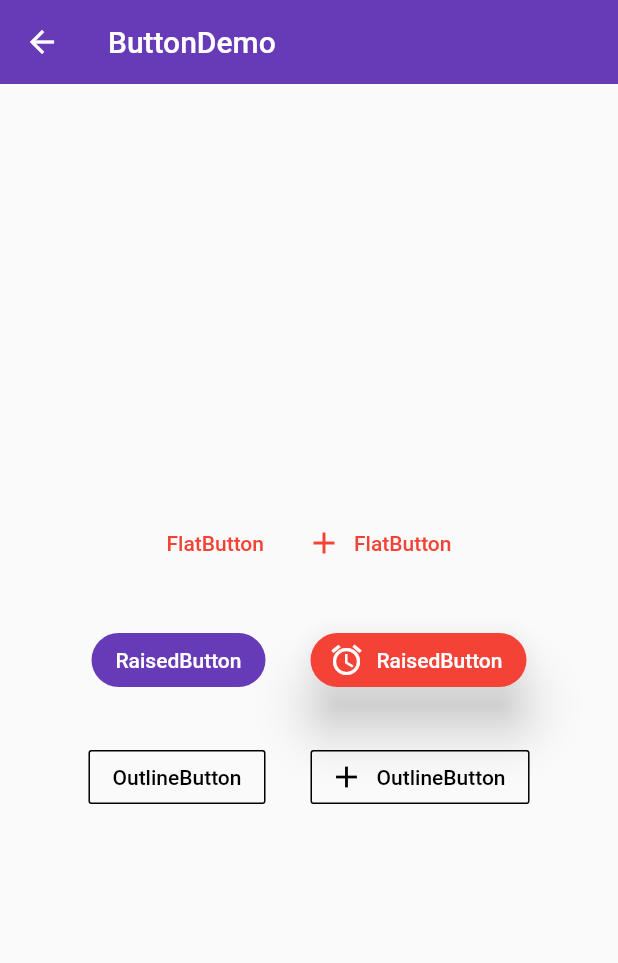
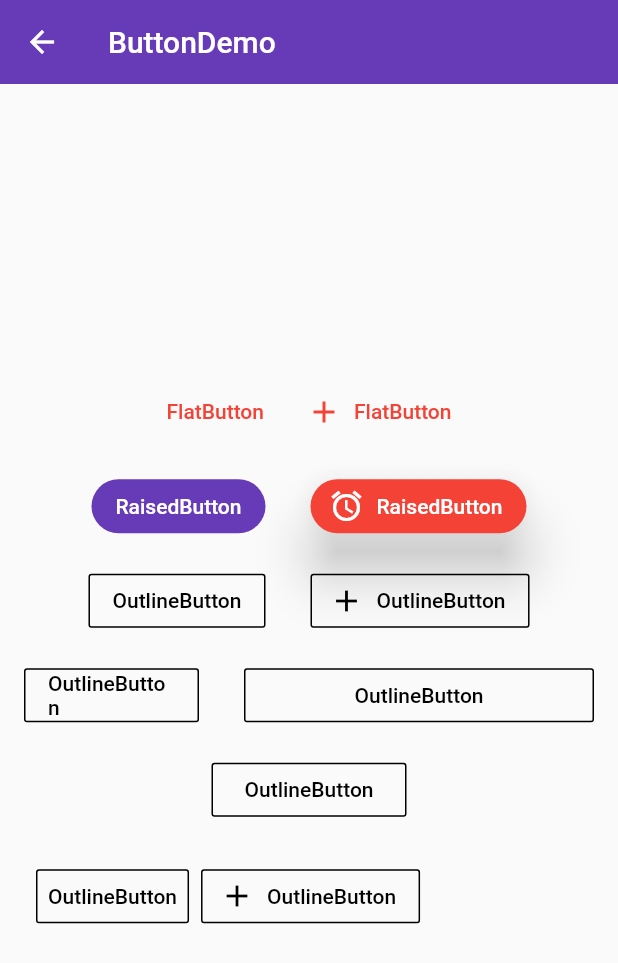
Before and after one commit to zwna/flutter, a Flutter app: the screen it shows after launch, after a tap on "Button", on a phone screen of 412 x 824 dp. Shown: the top 963 px of the screen. Run offline on Flutter 3.47's test engine with Material 2 defaults, Android fonts, the light colour scheme and no system bars.

Commit message:
常用组件的使用

```diff
--- /dev/null
+++ b/lib/demo/button_demo.dart
@@ -0,0 +1,260 @@
+import 'package:flutter/material.dart';
+
+class ButtonDemo extends StatelessWidget {
+
+  @override
+  Widget build(BuildContext context) {
+
+    final Widget flatButtonDemo = Row(
+      mainAxisAlignment: MainAxisAlignment.center,
+      children: <Widget>[
+        FlatButton(
+          onPressed: (){
+
+          },
+          child: Text(
+            'FlatButton',
+          ),
+          splashColor: Colors.yellow,
+          textColor: Theme.of(context).accentColor,
+        ),
+        FlatButton.icon(
+          onPressed: (){
+
+          },
+          icon: Icon(Icons.add),
+          label: Text(
+            'FlatButton',
+          ),
+          splashColor: Colors.yellow,
+          textColor: Theme.of(context).accentColor,
+        )
+      ],
+    );
+
+    final Widget raisedButtonDemo =  Row(
+      mainAxisAlignment: MainAxisAlignment.center,
+      children: <Widget>[
+        Theme(
+            data: Theme.of(context).copyWith(
+              buttonColor: Colors.blue,
+              buttonTheme: ButtonThemeData(
+                textTheme: ButtonTextTheme.normal,
+//                 shape: BeveledRectangleBorder(
+//                   borderRadius: BorderRadius.circular(10.0),
+//                 )
+                shape: StadiumBorder(),
+              ),
+            ),
+            child: RaisedButton(
+              onPressed: (){
+
+              },
+              child: Text(
+                'RaisedButton',
+              ),
+              splashColor: Colors.yellow,
+//          textColor: Colors.white,
+              elevation: 0.0,
+//          color: Theme.of(context).accentColor,
+              textTheme: ButtonTextTheme.primary,
+            )),
+        SizedBox(width:30.0,height:48.0),
+        RaisedButton.icon(
+          onPressed: (){
+            debugPrint("我被点击了！！！！");
+          },
+          icon: Icon(Icons.access_alarms),
+          label: Text(
+            'RaisedButton',
+          ),
+          splashColor: Colors.yellow,
+          textColor: Colors.white,
+          color: Theme.of(context).accentColor,
+          elevation: 15.0,
+          shape: StadiumBorder(),
+        )
+      ],
+    );
+
+
+    final Widget outlineButtonDemo = Row(
+      mainAxisAlignment: MainAxisAlignment.center,
+      children: <Widget>[
+        OutlineButton(
+          onPressed: (){
+
+          },
+          borderSide: BorderSide(
+            color: Colors.black,
+          ),
+          child: Text(
+            'OutlineButton',
+          ),
+          splashColor: Colors.yellow,
+          highlightedBorderColor: Colors.amber,
+          textColor: Colors.black,
+        ),
+        SizedBox(width: 30.0),
+        OutlineButton.icon(
+          onPressed: (){
+
+          },
+          icon: Icon(Icons.add),
+          label: Text(
+            'OutlineButton',
+          ),
+          borderSide: BorderSide(
+            color: Colors.black,
+          ),
+          splashColor: Colors.yellow,
+          highlightedBorderColor: Colors.amber,
+          textColor: Colors.black,
+        )
+      ],
+    );
+
+    final fixedWidthButtonDemo =  Row(
+      mainAxisAlignment: MainAxisAlignment.center,
+      children: <Widget>[
+        Container(
+          width: 130,
+          child:
+          OutlineButton(
+            onPressed: (){
+
+            },
+            borderSide: BorderSide(
+              color: Colors.black,
+            ),
+            child: Text(
+              'OutlineButton',
+            ),
+            splashColor: Colors.yellow,
+            highlightedBorderColor: Colors.amber,
+            textColor: Colors.black,
+          ),
+        ),
+      ],
+    );
+
+    final Widget expandedButtonDemo = Row(
+      mainAxisAlignment: MainAxisAlignment.center,
+      children: <Widget>[
+        Expanded(
+            child: Container(
+              width: 130,
+              child:
+              OutlineButton(
+                onPressed: (){
+                },
+                borderSide: BorderSide(
+                  color: Colors.black,
+                ),
+                child: Text(
+                  'OutlineButton',
+                ),
+                splashColor: Colors.yellow,
+                highlightedBorderColor: Colors.amber,
+                textColor: Colors.black,
+              ),
+            )
+        ),
+        SizedBox(width:30.0),
+        Expanded(
+            flex: 2,
+            child: Container(
+              width: 130,
+              child:
+              OutlineButton(
+                onPressed: (){
+                },
+                borderSide: BorderSide(
+                  color: Colors.black,
+                ),
+                child: Text(
+                  'OutlineButton',
+                ),
+                splashColor: Colors.yellow,
+                highlightedBorderColor: Colors.amber,
+                textColor: Colors.black,
+              ),
+            )
+        ),
+      ],
+    );
+
+    final buttonBarDemo = Row(
+      children: <Widget>[
+        Theme(
+          data: Theme.of(context).copyWith(
+              buttonTheme: ButtonThemeData(
+                  padding: EdgeInsets.symmetric(horizontal: 20.0)
+              )
+          ),
+          child:  ButtonBar(
+            children: <Widget>[
+              OutlineButton(
+                onPressed: (){
+
+                },
+                borderSide: BorderSide(
+                  color: Colors.black,
+                ),
+                child: Text(
+                  'OutlineButton',
+                ),
+                splashColor: Colors.yellow,
+                highlightedBorderColor: Colors.amber,
+                textColor: Colors.black,
+              ),
+              OutlineButton.icon(
+                onPressed: (){
+
+                },
+                icon: Icon(Icons.add),
+                label: Text(
+                  'OutlineButton',
+                ),
+                borderSide: BorderSide(
+                  color: Colors.black,
+                ),
+                splashColor: Colors.yellow,
+                highlightedBorderColor: Colors.amber,
+                textColor: Colors.black,
+              )
+            ],
+          ),
+        ),
+      ],
+    );
+
+    return Scaffold(
+      appBar: AppBar(
+        title: Text(
+          'ButtonDemo',
+        ),
+        elevation: 0.0,
+      ),
+      body: Container(
+        padding: EdgeInsets.all(16.0),
+        child: Column(
+          mainAxisAlignment: MainAxisAlignment.center,
+          children: <Widget>[
+            flatButtonDemo,
+            SizedBox(height: 15.0),
+            raisedButtonDemo,
+            SizedBox(height: 15.0),
+            outlineButtonDemo,
+            SizedBox(height: 15.0),
+            expandedButtonDemo,
+            SizedBox(height: 15.0),
+            fixedWidthButtonDemo,
+            SizedBox(height: 15.0),
+            buttonBarDemo
+          ],
+        ),
+      ),
+    );
+  }
+}
--- a/lib/demo/form_demo.dart
+++ b/lib/demo/form_demo.dart
@@ -5,7 +5,7 @@ class FormDemo extends StatelessWidget {
   Widget build(BuildContext context) {
     return Scaffold(
       appBar: AppBar(
-        title: Text("你好"),
+        title: Text("FormDemo"),
       ),
       body: Theme(
           data: Theme.of(context).copyWith(
--- a/lib/demo/material_component.dart
+++ b/lib/demo/material_component.dart
@@ -1,4 +1,10 @@
 import 'package:flutter/material.dart';
+import 'package:flutter_app/demo/button_demo.dart';
+import 'package:flutter_app/demo/floating_action_button_demo.dart';
+import 'package:flutter_app/demo/popup_menu_button_demo.dart';
+import 'package:flutter_app/demo/form_demo.dart';
+import 'package:flutter_app/demo/checkbox_demo.dart';
+import 'package:flutter_app/demo/radio_demo.dart';
 
 class MaterialComponent extends StatelessWidget {
   @override
@@ -13,7 +19,11 @@ class MaterialComponent extends StatelessWidget {
           body: ListView(
             children: <Widget>[
               ListItemWidget(title: 'FloatingActionButton',page: FloatingActionButtonDemo()),
-              ListItemWidget(title: 'Button',page: ButtonDemo())
+              ListItemWidget(title: 'Button',page: ButtonDemo()),
+              ListItemWidget(title: 'PopupMenuButtonDemo',page: PopupMenuButtonDemo()),
+              ListItemWidget(title: 'FormDemo',page: FormDemo()),
+              ListItemWidget(title: 'CheckBoxDemo',page: CheckBoxDemo()),
+              ListItemWidget(title: 'RadioDemo',page: RadioDemo()),
             ],
           ),
         );
@@ -46,185 +56,6 @@ class ListItemWidget extends StatelessWidget {
   }
 }
 
-class FloatingActionButtonDemo extends StatelessWidget {
-
-  final Widget _floatingActionButton = FloatingActionButton(onPressed:(){
-
-  },
-  child: Icon(Icons.add),
-   elevation: 0.0,
-   backgroundColor: Colors.purpleAccent,
-   shape: BeveledRectangleBorder(
-     borderRadius: BorderRadius.circular(30.0),
-   ),
-  );
-
-  final Widget _floatingActionButtonExtend = FloatingActionButton.extended(
-      onPressed:(){},
-      icon: Icon(Icons.add),
-      backgroundColor: Colors.amber,
-      label: Text('Add'));
-
-  @override
-  Widget build(BuildContext context) {
-    return Scaffold(
-      appBar: AppBar(
-        title: Text(
-          'FloatingActionButtonDemo',
-        ),
-        elevation: 0.0,
-      ),
-      floatingActionButton: _floatingActionButton,
-      floatingActionButtonLocation: FloatingActionButtonLocation.endFloat,
-//      floatingActionButton: _floatingActionButtonExtend,
-    bottomNavigationBar: BottomAppBar(
-      child: Container(
-        height: 80.0,
-        color: Colors.blueAccent,
-      ),
-    ),
-    );
-  }
-}
-
-class ButtonDemo extends StatelessWidget {
-
-
-  @override
-  Widget build(BuildContext context) {
-
-    final Widget flatButtonDemo = Row(
-      mainAxisAlignment: MainAxisAlignment.center,
-      children: <Widget>[
-        FlatButton(
-          onPressed: (){
-
-          },
-          child: Text(
-            'FlatButton',
-          ),
-          splashColor: Colors.yellow,
-          textColor: Theme.of(context).accentColor,
-        ),
-        FlatButton.icon(
-          onPressed: (){
-
-          },
-          icon: Icon(Icons.add),
-          label: Text(
-            'FlatButton',
-          ),
-          splashColor: Colors.yellow,
-          textColor: Theme.of(context).accentColor,
-        )
-      ],
-    );
-
-    final Widget raisedButtonDemo =  Row(
-      mainAxisAlignment: MainAxisAlignment.center,
-      children: <Widget>[
-        Theme(
-            data: Theme.of(context).copyWith(
-              buttonColor: Colors.blue,
-              buttonTheme: ButtonThemeData(
-                 textTheme: ButtonTextTheme.normal,
-//                 shape: BeveledRectangleBorder(
-//                   borderRadius: BorderRadius.circular(10.0),
-//                 )
-              shape: StadiumBorder(),
-              ),
-            ),
-            child: RaisedButton(
-    onPressed: (){
-
-    },
-    child: Text(
-    'RaisedButton',
-    ),
-    splashColor: Colors.yellow,
-//          textColor: Colors.white,
-    elevation: 0.0,
-//          color: Theme.of(context).accentColor,
-          textTheme: ButtonTextTheme.primary,
-    )),
-        SizedBox(width:30.0,height:48.0),
-        RaisedButton.icon(
-          onPressed: (){
-              debugPrint("我被点击了！！！！");
-          },
-          icon: Icon(Icons.access_alarms),
-          label: Text(
-            'RaisedButton',
-          ),
-          splashColor: Colors.yellow,
-          textColor: Colors.white,
-          color: Theme.of(context).accentColor,
-          elevation: 15.0,
-          shape: StadiumBorder(),
-        )
-      ],
-    );
-
-    final Widget outlineButtonDemo = Row(
-      mainAxisAlignment: MainAxisAlignment.center,
-      children: <Widget>[
-        OutlineButton(
-          onPressed: (){
-
-          },
-          borderSide: BorderSide(
-            color: Colors.black,
-          ),
-          child: Text(
-            'OutlineButton',
-          ),
-          splashColor: Colors.yellow,
-          highlightedBorderColor: Colors.amber,
-          textColor: Colors.black,
-        ),
-        SizedBox(width: 30.0),
-        OutlineButton.icon(
-          onPressed: (){
-
-          },
-          icon: Icon(Icons.add),
-          label: Text(
-            'OutlineButton',
-          ),
-          borderSide: BorderSide(
-            color: Colors.black,
-          ),
-          splashColor: Colors.yellow,
-          highlightedBorderColor: Colors.amber,
-          textColor: Colors.black,
-        )
-      ],
-    );
-
-    return Scaffold(
-      appBar: AppBar(
-        title: Text(
-          'ButtonDemo',
-        ),
-        elevation: 0.0,
-      ),
-      body: Container(
-        padding: EdgeInsets.all(16.0),
-        child: Column(
-          mainAxisAlignment: MainAxisAlignment.center,
-          children: <Widget>[
-            flatButtonDemo,
-            SizedBox(height: 30.0),
-            raisedButtonDemo,
-            SizedBox(height: 30.0),
-            outlineButtonDemo,
-          ],
-        ),
-      ),
-    );
-  }
-}
-
 class _WidgetDemo extends StatelessWidget {
   @override
   Widget build(BuildContext context) {
```
Also changed, not shown: lib/demo/checkbox_demo.dart (added, +62 -0 lines), lib/demo/floating_action_button_demo.dart (added, +42 -0 lines), lib/demo/popup_menu_button_demo.dart (added, +68 -0 lines), lib/demo/radio_demo.dart (added, +48 -0 lines).
